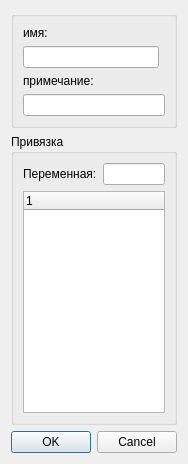
First picture: the form in Dialogs/dialogldelementproperties.ui, repository atikbif/LDEditor, before the edit.
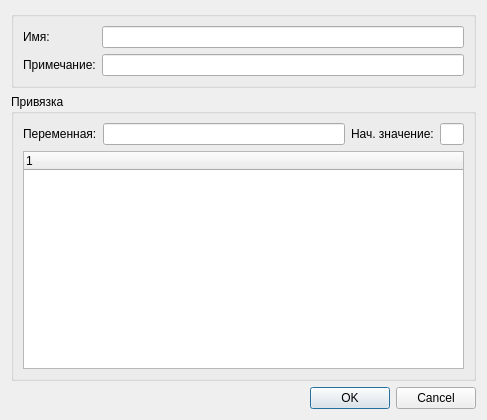
Second picture: the form after the edit.

```diff
--- a/Dialogs/dialogldelementproperties.ui
+++ b/Dialogs/dialogldelementproperties.ui
@@ -6,8 +6,8 @@
    <rect>
     <x>0</x>
     <y>0</y>
-    <width>174</width>
-    <height>464</height>
+    <width>487</width>
+    <height>420</height>
    </rect>
   </property>
   <property name="sizePolicy">
@@ -19,43 +19,8 @@
   <property name="windowTitle">
    <string>Свойства элемента</string>
   </property>
-  <layout class="QVBoxLayout" name="verticalLayout">
-   <item>
-    <widget class="QGroupBox" name="groupBox">
-     <property name="sizePolicy">
-      <sizepolicy hsizetype="Preferred" vsizetype="Preferred">
-       <horstretch>0</horstretch>
-       <verstretch>1</verstretch>
-      </sizepolicy>
-     </property>
-     <property name="title">
-      <string/>
-     </property>
-     <layout class="QGridLayout" name="gridLayout">
-      <item row="0" column="0">
-       <widget class="QLabel" name="label">
-        <property name="text">
-         <string>имя:</string>
-        </property>
-       </widget>
-      </item>
-      <item row="1" column="0">
-       <widget class="QLineEdit" name="lineEditName"/>
-      </item>
-      <item row="2" column="0">
-       <widget class="QLabel" name="label_2">
-        <property name="text">
-         <string>примечание:</string>
-        </property>
-       </widget>
-      </item>
-      <item row="3" column="0" colspan="2">
-       <widget class="QLineEdit" name="lineEditComment"/>
-      </item>
-     </layout>
-    </widget>
-   </item>
-   <item>
+  <layout class="QGridLayout" name="gridLayout_2">
+   <item row="1" column="0" colspan="2">
     <widget class="QGroupBox" name="groupBoxVarConnect">
      <property name="sizePolicy">
       <sizepolicy hsizetype="Preferred" vsizetype="Preferred">
@@ -75,9 +40,33 @@
        </widget>
       </item>
       <item row="0" column="1">
-       <widget class="QLineEdit" name="lineEditVarName"/>
+       <widget class="QLineEdit" name="lineEditVarName">
+        <property name="sizePolicy">
+         <sizepolicy hsizetype="Expanding" vsizetype="Fixed">
+          <horstretch>10</horstretch>
+          <verstretch>0</verstretch>
+         </sizepolicy>
+        </property>
+       </widget>
       </item>
-      <item row="1" column="0" colspan="2">
+      <item row="0" column="2">
+       <widget class="QLabel" name="labelInitValue">
+        <property name="text">
+         <string>Нач. значение:</string>
+        </property>
+       </widget>
+      </item>
+      <item row="0" column="3">
+       <widget class="QLineEdit" name="lineEditInitValue">
+        <property name="sizePolicy">
+         <sizepolicy hsizetype="Expanding" vsizetype="Fixed">
+          <horstretch>1</horstretch>
+          <verstretch>0</verstretch>
+         </sizepolicy>
+        </property>
+       </widget>
+      </item>
+      <item row="1" column="0" colspan="4">
        <widget class="QTreeWidget" name="treeWidget">
         <column>
          <property name="text">
@@ -89,7 +78,7 @@
      </layout>
     </widget>
    </item>
-   <item>
+   <item row="2" column="1">
     <widget class="QDialogButtonBox" name="buttonBox">
      <property name="orientation">
       <enum>Qt::Horizontal</enum>
@@ -99,6 +88,41 @@
      </property>
     </widget>
    </item>
+   <item row="0" column="0" colspan="2">
+    <widget class="QGroupBox" name="groupBox">
+     <property name="sizePolicy">
+      <sizepolicy hsizetype="Preferred" vsizetype="Preferred">
+       <horstretch>0</horstretch>
+       <verstretch>0</verstretch>
+      </sizepolicy>
+     </property>
+     <property name="title">
+      <string/>
+     </property>
+     <layout class="QGridLayout" name="gridLayout">
+      <item row="1" column="0">
+       <widget class="QLabel" name="label_2">
+        <property name="text">
+         <string>Примечание:</string>
+        </property>
+       </widget>
+      </item>
+      <item row="1" column="1">
+       <widget class="QLineEdit" name="lineEditComment"/>
+      </item>
+      <item row="0" column="0">
+       <widget class="QLabel" name="label">
+        <property name="text">
+         <string>Имя:</string>
+        </property>
+       </widget>
+      </item>
+      <item row="0" column="1">
+       <widget class="QLineEdit" name="lineEditName"/>
+      </item>
+     </layout>
+    </widget>
+   </item>
   </layout>
  </widget>
  <resources/>
```
Left out of the diff: 8 changed lines with no effect on the pictures.
